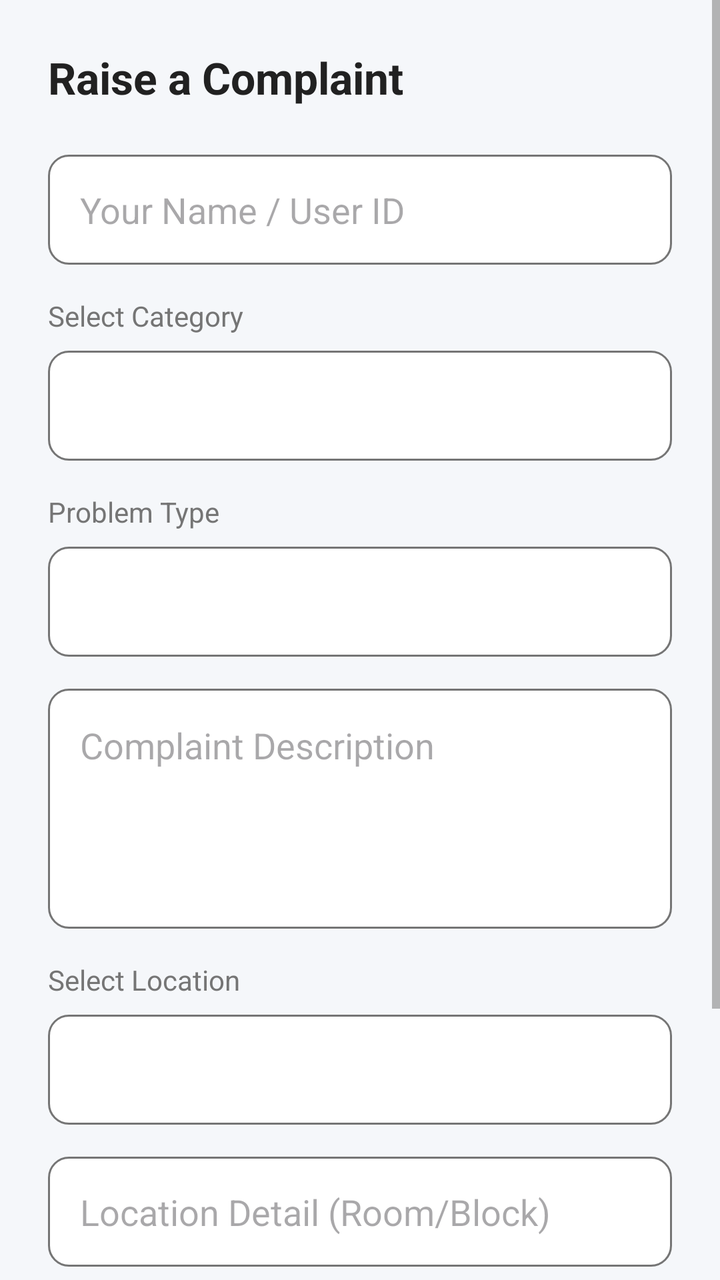
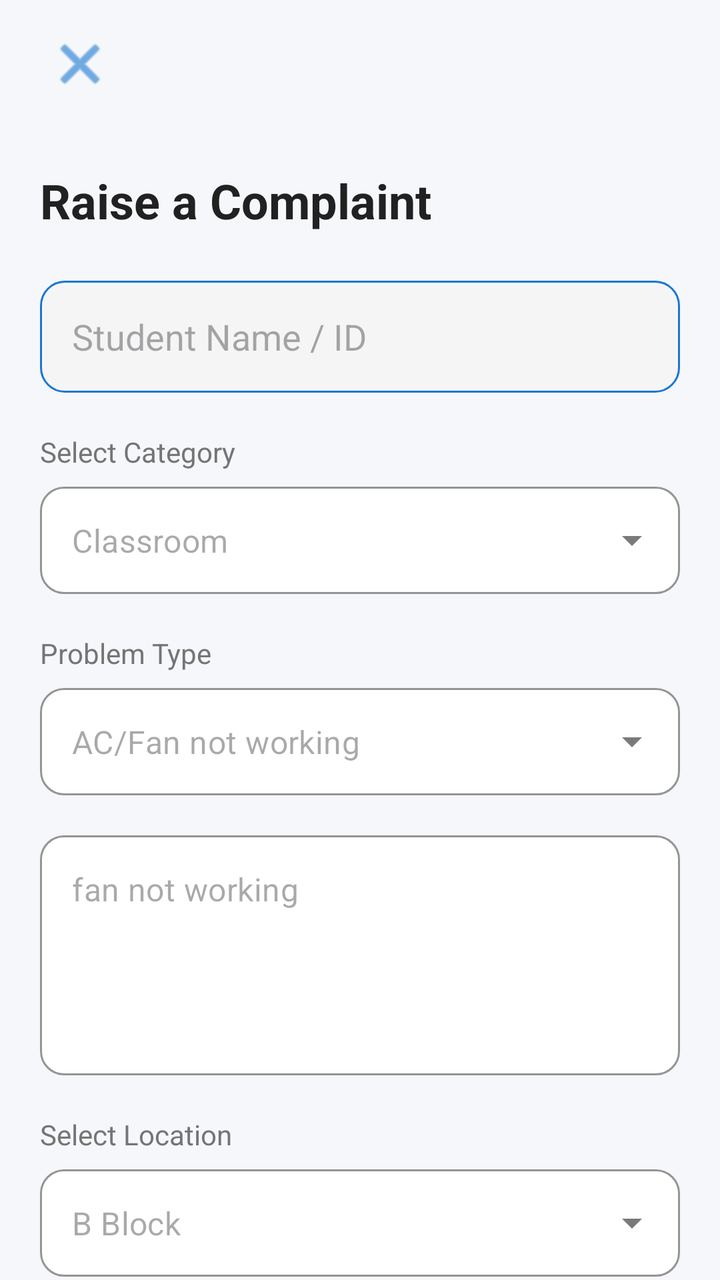

An Android layout rendered at two revisions. The XML below is the earlier revision; the diff shows what the commit changed to produce the second picture.
<!-- AndroidManifest.xml: application theme Theme.Demoapp -->
<!-- res/layout/activity_complaint.xml -->
<?xml version="1.0" encoding="utf-8"?>
<RelativeLayout xmlns:android="http://schemas.android.com/apk/res/android"
    xmlns:app="http://schemas.android.com/apk/res-auto"
    xmlns:tools="http://schemas.android.com/tools"
    android:layout_width="match_parent"
    android:layout_height="match_parent"
    android:background="?android:attr/windowBackground">

    <ScrollView
        android:layout_width="match_parent"
        android:layout_height="match_parent">

        <LinearLayout
            android:layout_width="match_parent"
            android:layout_height="wrap_content"
            android:orientation="vertical"
            android:padding="24dp">

            <TextView
                android:id="@+id/formTitle"
                android:layout_width="wrap_content"
                android:layout_height="wrap_content"
                android:text="@string/raise_complaint"
                android:textSize="22sp"
                android:textStyle="bold"
                android:textColor="?android:attr/textColorPrimary"
                android:layout_marginBottom="24dp"/>

            <EditText
                android:id="@+id/complaintName"
                android:layout_width="match_parent"
                android:layout_height="55dp"
                android:hint="@string/your_name"
                android:background="@drawable/edit_text_bg"
                android:paddingStart="16dp"
                android:paddingEnd="16dp"
                android:layout_marginBottom="16dp"
                android:inputType="textPersonName"
                android:importantForAutofill="no"
                android:textColor="?android:attr/textColorPrimary"/>

            <TextView
                android:layout_width="wrap_content"
                android:layout_height="wrap_content"
                android:text="@string/issue_type"
                android:textColor="?android:attr/textColorSecondary"
                android:layout_marginBottom="8dp"/>

            <Spinner
                android:id="@+id/categorySpinner"
                android:layout_width="match_parent"
                android:layout_height="55dp"
                android:background="@drawable/edit_text_bg"
                android:padding="12dp"
                android:layout_marginBottom="16dp"/>

            <TextView
                android:layout_width="wrap_content"
                android:layout_height="wrap_content"
                android:text="@string/problem_type"
                android:textColor="?android:attr/textColorSecondary"
                android:layout_marginBottom="8dp"/>

            <Spinner
                android:id="@+id/problemTypeSpinner"
                android:layout_width="match_parent"
                android:layout_height="55dp"
                android:background="@drawable/edit_text_bg"
                android:padding="12dp"
                android:layout_marginBottom="16dp"/>

            <EditText
                android:id="@+id/customIssue"
                android:layout_width="match_parent"
                android:layout_height="55dp"
                android:hint="@string/specify_issue"
                android:visibility="gone"
                android:background="@drawable/edit_text_bg"
                android:paddingStart="16dp"
                android:paddingEnd="16dp"
                android:layout_marginBottom="16dp"
                android:inputType="text"
                android:importantForAutofill="no"
                android:textColor="?android:attr/textColorPrimary"/>

            <EditText
                android:id="@+id/issueDescription"
                android:layout_width="match_parent"
                android:layout_height="120dp"
                android:hint="@string/issue_description_hint"
                android:gravity="top"
                android:background="@drawable/edit_text_bg"
                android:padding="16dp"
                android:layout_marginBottom="16dp"
                android:textColor="?android:attr/textColorPrimary"
                android:inputType="textMultiLine"
                android:importantForAutofill="no"/>

            <TextView
                android:layout_width="wrap_content"
                android:layout_height="wrap_content"
                android:text="@string/location_label"
                android:textColor="?android:attr/textColorSecondary"
                android:layout_marginBottom="8dp"/>

            <Spinner
                android:id="@+id/locationSpinner"
                android:layout_width="match_parent"
                android:layout_height="55dp"
                android:background="@drawable/edit_text_bg"
                android:padding="12dp"
                android:layout_marginBottom="16dp"/>

            <EditText
                android:id="@+id/manualLocationDetail"
                android:layout_width="match_parent"
                android:layout_height="55dp"
                android:hint="@string/classroom_number"
                android:background="@drawable/edit_text_bg"
                android:paddingStart="16dp"
                android:paddingEnd="16dp"
                android:layout_marginBottom="16dp"
                android:inputType="text"
                android:importantForAutofill="no"
                android:textColor="?android:attr/textColorPrimary"/>

            <TextView
                android:id="@+id/imageCountText"
                android:layout_width="wrap_content"
                android:layout_height="wrap_content"
                android:text="No images attached"
                android:textColor="?android:attr/textColorSecondary"
                android:layout_marginBottom="8dp"
                android:visibility="gone"/>

            <Button
                android:id="@+id/attachPhotoBtn"
                style="@style/Widget.MaterialComponents.Button.OutlinedButton"
                android:layout_width="match_parent"
                android:layout_height="55dp"
                android:text="@string/attach_photo"
                app:icon="@android:drawable/ic_menu_camera"
                android:layout_marginBottom="24dp"/>

            <Button
                android:id="@+id/submitComplaintBtn"
                android:layout_width="match_parent"
                android:layout_height="60dp"
                android:text="@string/submit_complaint"
                android:backgroundTint="?attr/colorPrimary"
                android:textColor="@android:color/white"
                android:textStyle="bold"/>

        </LinearLayout>
    </ScrollView>

    <ProgressBar
        android:id="@+id/progressBar"
        android:layout_width="wrap_content"
        android:layout_height="wrap_content"
        android:layout_centerInParent="true"
        android:visibility="gone" />

</RelativeLayout>
<!-- resources referenced by this layout -->
<resources>
  <!-- drawable edit_text_bg (drawable) -->
  <?xml version="1.0" encoding="utf-8"?>
  <shape xmlns:android="http://schemas.android.com/apk/res/android">
      <solid android:color="?attr/colorSurface" />
      <corners android:radius="10dp" />
      <stroke
          android:width="1dp"
          android:color="?attr/android:textColorSecondary" />
  </shape>
  <string name="attach_photo">Upload Image</string>
  <string name="classroom_number">Location Detail (Room/Block)</string>
  <string name="issue_description_hint">Complaint Description</string>
  <string name="issue_type">Select Category</string>
  <string name="location_label">Select Location</string>
  <string name="problem_type">Problem Type</string>
  <string name="raise_complaint">Raise a Complaint</string>
  <string name="specify_issue">Specify problem...</string>
  <string name="submit_complaint">SUBMIT COMPLAINT</string>
  <string name="your_name">Your Name / User ID</string>
  <style name="Theme.Demoapp" parent="Base.Theme.Demoapp" />
  <style name="Base.Theme.Demoapp" parent="Theme.Material3.Light.NoActionBar">
          <item name="colorPrimary">@color/blue_primary</item>
          <item name="colorOnPrimary">@color/white</item>
          <item name="android:windowBackground">@color/bg_light</item>
          <item name="colorSurface">@color/card_bg_light</item>
          <item name="colorOnSurface">@color/text_primary_light</item>
          <item name="android:textColorPrimary">@color/text_primary_light</item>
          <item name="android:textColorSecondary">@color/text_secondary_light</item>
          <item name="android:colorControlHighlight">#20000000</item>
      </style>
  <color name="blue_primary">#1976D2</color>
  <color name="white">#FFFFFFFF</color>
  <color name="bg_light">#F5F7FA</color>
  <color name="card_bg_light">#FFFFFF</color>
  <color name="text_primary_light">#212121</color>
  <color name="text_secondary_light">#757575</color>
</resources>

<!-- the commit's change to res/layout/activity_complaint.xml (unified diff, before → after) -->
@@ -1,164 +1,261 @@
 <?xml version="1.0" encoding="utf-8"?>
-<RelativeLayout xmlns:android="http://schemas.android.com/apk/res/android"
+<androidx.coordinatorlayout.widget.CoordinatorLayout xmlns:android="http://schemas.android.com/apk/res/android"
     xmlns:app="http://schemas.android.com/apk/res-auto"
-    xmlns:tools="http://schemas.android.com/tools"
     android:layout_width="match_parent"
     android:layout_height="match_parent"
     android:background="?android:attr/windowBackground">
 
-    <ScrollView
+    <com.google.android.material.appbar.AppBarLayout
         android:layout_width="match_parent"
-        android:layout_height="match_parent">
+        android:layout_height="wrap_content"
+        android:background="@android:color/transparent"
+        app:elevation="0dp">
+
+        <androidx.appcompat.widget.Toolbar
+            android:id="@+id/toolbar"
+            android:layout_width="match_parent"
+            android:layout_height="?attr/actionBarSize">
+
+            <ImageView
+                android:id="@+id/backBtn"
+                android:layout_width="wrap_content"
+                android:layout_height="wrap_content"
+                android:src="@android:drawable/ic_menu_close_clear_cancel"
+                app:tint="?attr/colorPrimary"
+                android:padding="8dp"
+                android:clickable="true"
+                android:focusable="true"
+                android:background="?attr/selectableItemBackgroundBorderless"/>
+
+        </androidx.appcompat.widget.Toolbar>
+    </com.google.android.material.appbar.AppBarLayout>
+
+    <androidx.core.widget.NestedScrollView
+        android:layout_width="match_parent"
+        android:layout_height="match_parent"
+        app:layout_behavior="@string/appbar_scrolling_view_behavior">
 
         <LinearLayout
             android:layout_width="match_parent"
             android:layout_height="wrap_content"
             android:orientation="vertical"
-            android:padding="24dp">
-
-            <TextView
-                android:id="@+id/formTitle"
-                android:layout_width="wrap_content"
-                android:layout_height="wrap_content"
-                android:text="@string/raise_complaint"
-                android:textSize="22sp"
+            android:padding="20dp">
+
+            <TextView
+                android:layout_width="wrap_content"
+                android:layout_height="wrap_content"
+                android:text="Raise a Complaint"
+                android:textColor="?android:attr/textColorPrimary"
+                android:textSize="24sp"
                 android:textStyle="bold"
+                android:layout_marginBottom="24dp"/>
+
+            
+            <EditText
+                android:id="@+id/studentInfo"
+                android:layout_width="match_parent"
+                android:layout_height="56dp"
+                android:background="@drawable/edit_text_bg_theme"
+                android:hint="Student Name / ID"
+                android:paddingHorizontal="16dp"
+                android:focusable="false"
+                android:clickable="false"
                 android:textColor="?android:attr/textColorPrimary"
+                android:layout_marginBottom="20dp"
+                android:inputType="none"
+                android:importantForAutofill="no"/>
+
+            <TextView
+                android:layout_width="wrap_content"
+                android:layout_height="wrap_content"
+                android:text="Select Category"
+                android:textColor="?android:attr/textColorSecondary"
+                android:textSize="14sp"
+                android:layout_marginBottom="8dp"/>
+
+            <com.google.android.material.textfield.TextInputLayout
+                style="@style/Widget.MaterialComponents.TextInputLayout.OutlinedBox.ExposedDropdownMenu"
+                android:layout_width="match_parent"
+                android:layout_height="wrap_content"
+                app:hintEnabled="false"
+                app:boxBackgroundColor="?attr/colorSurface"
+                app:boxCornerRadiusTopStart="12dp"
+                app:boxCornerRadiusTopEnd="12dp"
+                app:boxCornerRadiusBottomStart="12dp"
+                app:boxCornerRadiusBottomEnd="12dp"
+                app:boxStrokeColor="?attr/colorPrimary"
+                android:layout_marginBottom="20dp">
+
+                <AutoCompleteTextView
+                    android:id="@+id/categoryDropdown"
+                    android:layout_width="match_parent"
+                    android:layout_height="wrap_content"
+                    android:padding="16dp"
+                    android:hint="Classroom"
+                    android:textColor="?android:attr/textColorPrimary"
+                    android:inputType="none"/>
+            </com.google.android.material.textfield.TextInputLayout>
+
+            <TextView
+                android:layout_width="wrap_content"
+                android:layout_height="wrap_content"
+                android:text="Problem Type"
+                android:textColor="?android:attr/textColorSecondary"
+                android:textSize="14sp"
+                android:layout_marginBottom="8dp"/>
+
+            <com.google.android.material.textfield.TextInputLayout
+                style="@style/Widget.MaterialComponents.TextInputLayout.OutlinedBox.ExposedDropdownMenu"
+                android:layout_width="match_parent"
+                android:layout_height="wrap_content"
+                app:hintEnabled="false"
+                app:boxBackgroundColor="?attr/colorSurface"
+                app:boxCornerRadiusTopStart="12dp"
+                app:boxCornerRadiusTopEnd="12dp"
+                app:boxCornerRadiusBottomStart="12dp"
+                app:boxCornerRadiusBottomEnd="12dp"
+                app:boxStrokeColor="?attr/colorPrimary"
+                android:layout_marginBottom="20dp">
+
+                <AutoCompleteTextView
+                    android:id="@+id/problemTypeDropdown"
+                    android:layout_width="match_parent"
+                    android:layout_height="wrap_content"
+                    android:padding="16dp"
+                    android:hint="AC/Fan not working"
+                    android:textColor="?android:attr/textColorPrimary"
+                    android:inputType="none"/>
+            </com.google.android.material.textfield.TextInputLayout>
+
+            <com.google.android.material.textfield.TextInputLayout
+                style="@style/Widget.MaterialComponents.TextInputLayout.OutlinedBox"
+                android:layout_width="match_parent"
+                android:layout_height="wrap_content"
+                app:hintEnabled="false"
+                app:boxBackgroundColor="?attr/colorSurface"
+                app:boxCornerRadiusTopStart="12dp"
+                app:boxCornerRadiusTopEnd="12dp"
+                app:boxCornerRadiusBottomStart="12dp"
+                app:boxCornerRadiusBottomEnd="12dp"
+                app:boxStrokeColor="?attr/colorPrimary"
+                android:layout_marginBottom="20dp">
+
+                <com.google.android.material.textfield.TextInputEditText
+                    android:id="@+id/description"
+                    android:layout_width="match_parent"
+                    android:layout_height="120dp"
+                    android:gravity="top"
+                    android:hint="fan not working"
+                    android:textColor="?android:attr/textColorPrimary"
+                    android:inputType="textMultiLine"
+                    android:padding="16dp"/>
+            </com.google.android.material.textfield.TextInputLayout>
+
+            <TextView
+                android:layout_width="wrap_content"
+                android:layout_height="wrap_content"
+                android:text="Select Location"
+                android:textColor="?android:attr/textColorSecondary"
+                android:textSize="14sp"
+                android:layout_marginBottom="8dp"/>
+
+            <com.google.android.material.textfield.TextInputLayout
+                style="@style/Widget.MaterialComponents.TextInputLayout.OutlinedBox.ExposedDropdownMenu"
+                android:layout_width="match_parent"
+                android:layout_height="wrap_content"
+                app:hintEnabled="false"
+                app:boxBackgroundColor="?attr/colorSurface"
+                app:boxCornerRadiusTopStart="12dp"
+                app:boxCornerRadiusTopEnd="12dp"
+                app:boxCornerRadiusBottomStart="12dp"
+                app:boxCornerRadiusBottomEnd="12dp"
+                app:boxStrokeColor="?attr/colorPrimary"
+                android:layout_marginBottom="20dp">
+
+                <AutoCompleteTextView
+                    android:id="@+id/locationDropdown"
+                    android:layout_width="match_parent"
+                    android:layout_height="wrap_content"
+                    android:padding="16dp"
+                    android:hint="B Block"
+                    android:textColor="?android:attr/textColorPrimary"
+                    android:inputType="none"/>
+            </com.google.android.material.textfield.TextInputLayout>
+
+            <com.google.android.material.textfield.TextInputLayout
+                style="@style/Widget.MaterialComponents.TextInputLayout.OutlinedBox"
+                android:layout_width="match_parent"
+                android:layout_height="wrap_content"
+                app:hintEnabled="false"
+                app:boxBackgroundColor="?attr/colorSurface"
+                app:boxCornerRadiusTopStart="12dp"
+                app:boxCornerRadiusTopEnd="12dp"
+                app:boxCornerRadiusBottomStart="12dp"
+                app:boxCornerRadiusBottomEnd="12dp"
+                app:boxStrokeColor="?attr/colorPrimary"
+                android:layout_marginBottom="20dp">
+
+                <com.google.android.material.textfield.TextInputEditText
+                    android:id="@+id/subLocation"
+                    android:layout_width="match_parent"
+                    android:layout_height="wrap_content"
+                    android:hint="b23"
+                    android:textColor="?android:attr/textColorPrimary"
+                    android:padding="16dp"/>
+            </com.google.android.material.textfield.TextInputLayout>
+
+            <TextView
+                android:id="@+id/imageStatusText"
+                android:layout_width="wrap_content"
+                android:layout_height="wrap_content"
+                android:text="No image selected"
+                android:textColor="?android:attr/textColorSecondary"
+                android:textSize="12sp"
+                android:layout_marginBottom="8dp"/>
+
+            <com.google.android.material.button.MaterialButton
+                android:id="@+id/uploadImageBtn"
+                android:layout_width="match_parent"
+                android:layout_height="56dp"
+                android:text="UPLOAD IMAGE (OPTIONAL)"
+                android:textColor="?attr/colorPrimary"
+                app:backgroundTint="?attr/colorSurface"
+                app:strokeColor="?attr/colorPrimary"
+                app:strokeWidth="1dp"
+                app:cornerRadius="8dp"
+                app:icon="@android:drawable/ic_menu_camera"
+                app:iconGravity="textStart"
+                app:iconTint="?attr/colorPrimary"
                 android:layout_marginBottom="24dp"/>
 
-            <EditText
-                android:id="@+id/complaintName"
-                android:layout_width="match_parent"
-                android:layout_height="55dp"
-                android:hint="@string/your_name"
-                android:background="@drawable/edit_text_bg"
-                android:paddingStart="16dp"
-                android:paddingEnd="16dp"
-                android:layout_marginBottom="16dp"
-                android:inputType="textPersonName"
-                android:importantForAutofill="no"
-                android:textColor="?android:attr/textColorPrimary"/>
-
-            <TextView
-                android:layout_width="wrap_content"
-                android:layout_height="wrap_content"
-                android:text="@string/issue_type"
-                android:textColor="?android:attr/textColorSecondary"
-                android:layout_marginBottom="8dp"/>
-
-            <Spinner
-                android:id="@+id/categorySpinner"
-                android:layout_width="match_parent"
-                android:layout_height="55dp"
-                android:background="@drawable/edit_text_bg"
-                android:padding="12dp"
-                android:layout_marginBottom="16dp"/>
-
-            <TextView
-                android:layout_width="wrap_content"
-                android:layout_height="wrap_content"
-                android:text="@string/problem_type"
-                android:textColor="?android:attr/textColorSecondary"
-                android:layout_marginBottom="8dp"/>
-
-            <Spinner
-                android:id="@+id/problemTypeSpinner"
-                android:layout_width="match_parent"
-                android:layout_height="55dp"
-                android:background="@drawable/edit_text_bg"
-                android:padding="12dp"
-                android:layout_marginBottom="16dp"/>
-
-            <EditText
-                android:id="@+id/customIssue"
-                android:layout_width="match_parent"
-                android:layout_height="55dp"
-                android:hint="@string/specify_issue"
+            <ImageView
+                android:id="@+id/selectedImage"
+                android:layout_width="match_parent"
+                android:layout_height="200dp"
+                android:scaleType="centerCrop"
                 android:visibility="gone"
-                android:background="@drawable/edit_text_bg"
-                android:paddingStart="16dp"
-                android:paddingEnd="16dp"
-                android:layout_marginBottom="16dp"
-                android:inputType="text"
-                android:importantForAutofill="no"
-                android:textColor="?android:attr/textColorPrimary"/>
-
-            <EditText
-                android:id="@+id/issueDescription"
-                android:layout_width="match_parent"
-                android:layout_height="120dp"
-                android:hint="@string/issue_description_hint"
-                android:gravity="top"
-                android:background="@drawable/edit_text_bg"
-                android:padding="16dp"
-                android:layout_marginBottom="16dp"
-                android:textColor="?android:attr/textColorPrimary"
-                android:inputType="textMultiLine"
-                android:importantForAutofill="no"/>
-
-            <TextView
-                android:layout_width="wrap_content"
-                android:layout_height="wrap_content"
-                android:text="@string/location_label"
-                android:textColor="?android:attr/textColorSecondary"
-                android:layout_marginBottom="8dp"/>
-
-            <Spinner
-                android:id="@+id/locationSpinner"
-                android:layout_width="match_parent"
-                android:layout_height="55dp"
-                android:background="@drawable/edit_text_bg"
-                android:padding="12dp"
-                android:layout_marginBottom="16dp"/>
-
-            <EditText
-                android:id="@+id/manualLocationDetail"
-                android:layout_width="match_parent"
-                android:layout_height="55dp"
-                android:hint="@string/classroom_number"
-                android:background="@drawable/edit_text_bg"
-                android:paddingStart="16dp"
-                android:paddingEnd="16dp"
-                android:layout_marginBottom="16dp"
-                android:inputType="text"
-                android:importantForAutofill="no"
-                android:textColor="?android:attr/textColorPrimary"/>
-
-            <TextView
-                android:id="@+id/imageCountText"
-                android:layout_width="wrap_content"
-                android:layout_height="wrap_content"
-                android:text="No images attached"
-                android:textColor="?android:attr/textColorSecondary"
-                android:layout_marginBottom="8dp"
-                android:visibility="gone"/>
-
-            <Button
-                android:id="@+id/attachPhotoBtn"
-                style="@style/Widget.MaterialComponents.Button.OutlinedButton"
-                android:layout_width="match_parent"
-                android:layout_height="55dp"
-                android:text="@string/attach_photo"
-                app:icon="@android:drawable/ic_menu_camera"
-                android:layout_marginBottom="24dp"/>
-
-            <Button
-                android:id="@+id/submitComplaintBtn"
-                android:layout_width="match_parent"
-                android:layout_height="60dp"
-                android:text="@string/submit_complaint"
-                android:backgroundTint="?attr/colorPrimary"
-                android:textColor="@android:color/white"
-                android:textStyle="bold"/>
+                android:layout_marginBottom="20dp"/>
+
+            <com.google.android.material.button.MaterialButton
+                android:id="@+id/submitBtn"
+                android:layout_width="match_parent"
+                android:layout_height="56dp"
+                android:text="SUBMIT COMPLAINT"
+                android:textSize="16sp"
+                android:textStyle="bold"
+                app:cornerRadius="28dp"
+                android:textColor="?attr/colorOnPrimary"
+                app:backgroundTint="?attr/colorPrimary"
+                android:layout_marginBottom="40dp"/>
 
         </LinearLayout>
-    </ScrollView>
+    </androidx.core.widget.NestedScrollView>
 
     <ProgressBar
         android:id="@+id/progressBar"
         android:layout_width="wrap_content"
         android:layout_height="wrap_content"
-        android:layout_centerInParent="true"
-        android:visibility="gone" />
-
-</RelativeLayout>
+        android:layout_gravity="center"
+        android:visibility="gone"/>
+
+</androidx.coordinatorlayout.widget.CoordinatorLayout>
<!-- resource entries referenced after the edit -->
@@ -1,24 +1,14 @@
 <!-- resources referenced by this layout -->
 <resources>
-  <!-- drawable edit_text_bg (drawable) -->
+  <!-- drawable edit_text_bg_theme (drawable) -->
   <?xml version="1.0" encoding="utf-8"?>
   <shape xmlns:android="http://schemas.android.com/apk/res/android">
-      <solid android:color="?attr/colorSurface" />
-      <corners android:radius="10dp" />
+      <solid android:color="?attr/colorSurfaceVariant" />
+      <corners android:radius="12dp" />
       <stroke
           android:width="1dp"
-          android:color="?attr/android:textColorSecondary" />
+          android:color="?attr/colorPrimary" />
   </shape>
-  <string name="attach_photo">Upload Image</string>
-  <string name="classroom_number">Location Detail (Room/Block)</string>
-  <string name="issue_description_hint">Complaint Description</string>
-  <string name="issue_type">Select Category</string>
-  <string name="location_label">Select Location</string>
-  <string name="problem_type">Problem Type</string>
-  <string name="raise_complaint">Raise a Complaint</string>
-  <string name="specify_issue">Specify problem...</string>
-  <string name="submit_complaint">SUBMIT COMPLAINT</string>
-  <string name="your_name">Your Name / User ID</string>
   <style name="Theme.Demoapp" parent="Base.Theme.Demoapp" />
   <style name="Base.Theme.Demoapp" parent="Theme.Material3.Light.NoActionBar">
           <item name="colorPrimary">@color/blue_primary</item>
@@ -26,6 +16,8 @@
           <item name="android:windowBackground">@color/bg_light</item>
           <item name="colorSurface">@color/card_bg_light</item>
           <item name="colorOnSurface">@color/text_primary_light</item>
+          <item name="colorSurfaceVariant">#F5F5F5</item>
+          <item name="colorOnSurfaceVariant">@color/text_secondary_light</item>
           <item name="android:textColorPrimary">@color/text_primary_light</item>
           <item name="android:textColorSecondary">@color/text_secondary_light</item>
           <item name="android:colorControlHighlight">#20000000</item>
